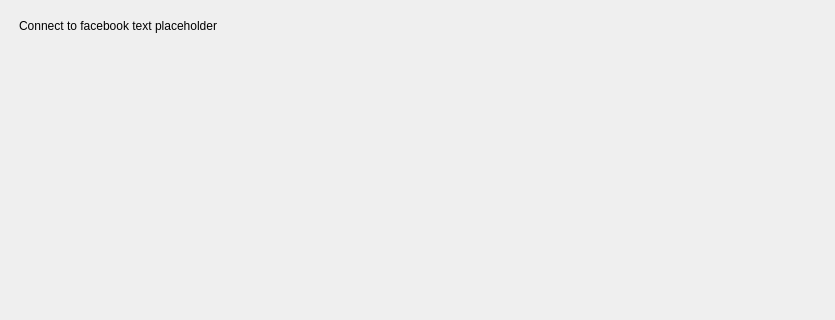
First picture: the form in desktop-widgets/plugins/facebook/facebookconnectwidget.ui, repository subsurface/subsurface, before the edit; both pictures show x 0 to 835 and y 0 to 320 of the 835 by 698 pixel window.
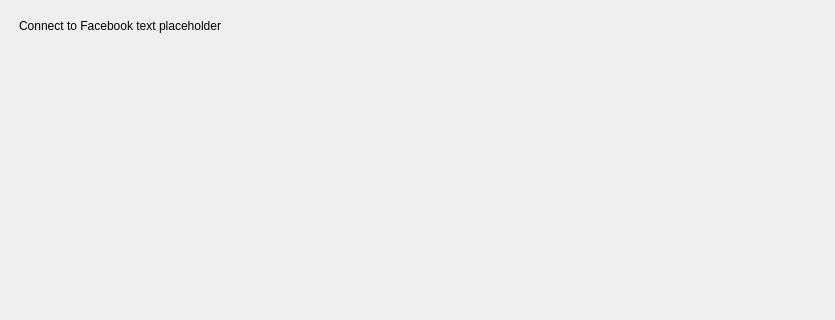
Second picture: the form after the edit. Icons and pictures are not drawn.

Commit message: facebook > Facebook

Patch:
```diff
--- a/desktop-widgets/plugins/facebook/facebookconnectwidget.ui
+++ b/desktop-widgets/plugins/facebook/facebookconnectwidget.ui
@@ -79,7 +79,7 @@
                </sizepolicy>
               </property>
               <property name="text">
-               <string>Connect to facebook text placeholder</string>
+               <string>Connect to Facebook text placeholder</string>
               </property>
              </widget>
             </item>
```
